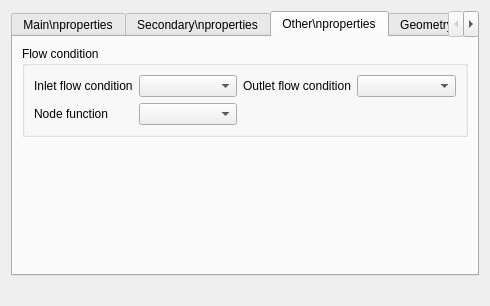
First picture: the form in Lamia/worktypeconf/base3_urbandrainage/qgswidgets/lamia_form_node_ui.ui, repository Artelia/Lamia, before the edit.
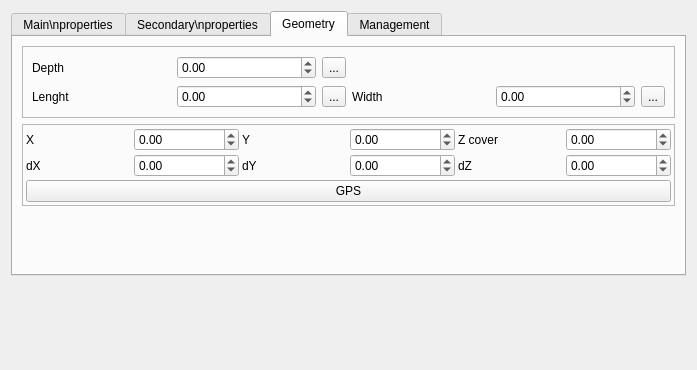
Second picture: the form after the edit. The open tabs and pages were chosen to show the change.

Patch:
```diff
--- a/Lamia/worktypeconf/base3_urbandrainage/qgswidgets/lamia_form_node_ui.ui
+++ b/Lamia/worktypeconf/base3_urbandrainage/qgswidgets/lamia_form_node_ui.ui
@@ -6,8 +6,8 @@
    <rect>
     <x>0</x>
     <y>0</y>
-    <width>490</width>
-    <height>306</height>
+    <width>697</width>
+    <height>370</height>
    </rect>
   </property>
   <property name="windowTitle">
@@ -649,65 +649,6 @@
        </item>
       </layout>
      </widget>
-     <widget class="QWidget" name="tab_10">
-      <attribute name="title">
-       <string>Other\nproperties</string>
-      </attribute>
-      <layout class="QVBoxLayout" name="verticalLayout_6">
-       <item>
-        <widget class="QGroupBox" name="groupBox">
-         <property name="title">
-          <string>Flow condition</string>
-         </property>
-         <layout class="QGridLayout" name="gridLayout_13">
-          <item row="0" column="2">
-           <widget class="QLabel" name="label_13">
-            <property name="text">
-             <string>Outlet flow condition</string>
-            </property>
-           </widget>
-          </item>
-          <item row="0" column="0">
-           <widget class="QLabel" name="label_12">
-            <property name="text">
-             <string>Inlet flow condition</string>
-            </property>
-           </widget>
-          </item>
-          <item row="0" column="3">
-           <widget class="QComboBox" name="comboBox_outletflowcondition"/>
-          </item>
-          <item row="0" column="1">
-           <widget class="QComboBox" name="comboBox_inletflowcondition"/>
-          </item>
-          <item row="1" column="0">
-           <widget class="QLabel" name="label_14">
-            <property name="text">
-             <string>Node function</string>
-            </property>
-           </widget>
-          </item>
-          <item row="1" column="1">
-           <widget class="QComboBox" name="comboBox_systemfunction"/>
-          </item>
-         </layout>
-        </widget>
-       </item>
-       <item>
-        <spacer name="verticalSpacer_3">
-         <property name="orientation">
-          <enum>Qt::Vertical</enum>
-         </property>
-         <property name="sizeHint" stdset="0">
-          <size>
-           <width>20</width>
-           <height>40</height>
-          </size>
-         </property>
-        </spacer>
-       </item>
-      </layout>
-     </widget>
      <widget class="QWidget" name="tab_8">
       <attribute name="title">
        <string>Geometry</string>
```
Left out of the diff: 2 changed lines with no effect on the pictures.
